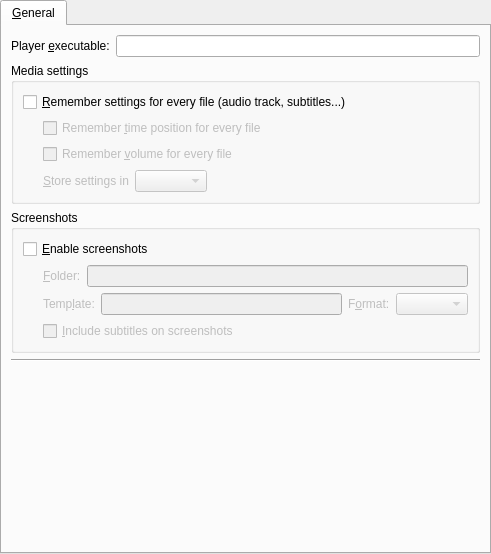
wilbert2000/wzplayer, file src/gui/pref/general.ui: the form before one commit.
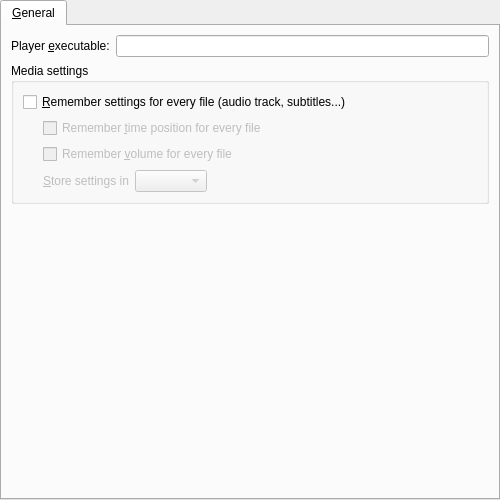
The form after the commit. Custom widgets are drawn as their Qt base class.

Commit message: Moved screenshot options from General to Video section

What changed in the file:
```diff
--- a/src/gui/pref/general.ui
+++ b/src/gui/pref/general.ui
@@ -6,8 +6,8 @@
    <rect>
     <x>0</x>
     <y>0</y>
-    <width>491</width>
-    <height>554</height>
+    <width>500</width>
+    <height>500</height>
    </rect>
   </property>
   <layout class="QVBoxLayout">
@@ -146,165 +146,6 @@
          </layout>
         </widget>
        </item>
-       <item>
-        <widget class="QGroupBox" name="screenshots_group">
-         <property name="title">
-          <string>Screenshots</string>
-         </property>
-         <layout class="QVBoxLayout" name="verticalLayout_3">
-          <item>
-           <widget class="QCheckBox" name="use_screenshots_check">
-            <property name="text">
-             <string>&amp;Enable screenshots</string>
-            </property>
-           </widget>
-          </item>
-          <item>
-           <layout class="QHBoxLayout" name="horizontalLayout_4">
-            <item>
-             <spacer name="horizontalSpacer_3">
-              <property name="orientation">
-               <enum>Qt::Horizontal</enum>
-              </property>
-              <property name="sizeType">
-               <enum>QSizePolicy::Fixed</enum>
-              </property>
-              <property name="sizeHint" stdset="0">
-               <size>
-                <width>20</width>
-                <height>20</height>
-               </size>
-              </property>
-             </spacer>
-            </item>
-            <item>
-             <widget class="QLabel" name="screenshots_dir_label">
-              <property name="enabled">
-               <bool>false</bool>
-              </property>
-              <property name="text">
-               <string>&amp;Folder:</string>
-              </property>
-              <property name="wordWrap">
-               <bool>false</bool>
-              </property>
-              <property name="buddy">
-               <cstring>screenshot_edit</cstring>
-              </property>
-             </widget>
-            </item>
-            <item>
-             <widget class="FileChooser" name="screenshot_edit">
-              <property name="enabled">
-               <bool>false</bool>
-              </property>
-             </widget>
-            </item>
-           </layout>
-          </item>
-          <item>
-           <layout class="QHBoxLayout" name="horizontalLayout_3">
-            <item>
-             <spacer name="horizontalSpacer_4">
-              <property name="orientation">
-               <enum>Qt::Horizontal</enum>
-              </property>
-              <property name="sizeType">
-               <enum>QSizePolicy::Fixed</enum>
-              </property>
-              <property name="sizeHint" stdset="0">
-               <size>
-                <width>20</width>
-                <height>20</height>
-               </size>
-              </property>
-             </spacer>
-            </item>
-            <item>
-             <widget class="QLabel" name="screenshot_template_label">
-              <property name="enabled">
-               <bool>false</bool>
-              </property>
-              <property name="text">
-               <string>Temp&amp;late:</string>
-              </property>
-              <property name="buddy">
-               <cstring>screenshot_template_edit</cstring>
-              </property>
-             </widget>
-            </item>
-            <item>
-             <widget class="QLineEdit" name="screenshot_template_edit">
-              <property name="enabled">
-               <bool>false</bool>
-              </property>
-             </widget>
-            </item>
-            <item>
-             <widget class="QLabel" name="screenshot_format_label">
-              <property name="enabled">
-               <bool>false</bool>
-              </property>
-              <property name="text">
-               <string>F&amp;ormat:</string>
-              </property>
-              <property name="buddy">
-               <cstring>screenshot_format_combo</cstring>
-              </property>
-             </widget>
-            </item>
-            <item>
-             <widget class="QComboBox" name="screenshot_format_combo">
-              <property name="enabled">
-               <bool>false</bool>
-              </property>
-             </widget>
-            </item>
-           </layout>
-          </item>
-          <item>
-           <layout class="QHBoxLayout" name="horizontalLayout">
-            <property name="bottomMargin">
-             <number>0</number>
-            </property>
-            <item>
-             <spacer name="horizontalSpacer">
-              <property name="orientation">
-               <enum>Qt::Horizontal</enum>
-              </property>
-              <property name="sizeType">
-               <enum>QSizePolicy::Fixed</enum>
-              </property>
-              <property name="sizeHint" stdset="0">
-               <size>
-                <width>20</width>
-                <height>20</height>
-               </size>
-              </property>
-             </spacer>
-            </item>
-            <item>
-             <widget class="QCheckBox" name="subtitles_on_screeshots_check">
-              <property name="enabled">
-               <bool>false</bool>
-              </property>
-              <property name="text">
-               <string>&amp;Include subtitles on screenshots</string>
-              </property>
-             </widget>
-            </item>
-           </layout>
-          </item>
-         </layout>
-        </widget>
-       </item>
-       <item>
-        <widget class="Line" name="line_7">
-         <property name="orientation">
-          <enum>Qt::Horizontal</enum>
-         </property>
-        </widget>
-       </item>
        <item>
         <spacer>
          <property name="orientation">
```
Left out of the diff: 117 changed lines with no effect on the pictures. The commit also changes 5 other files.
